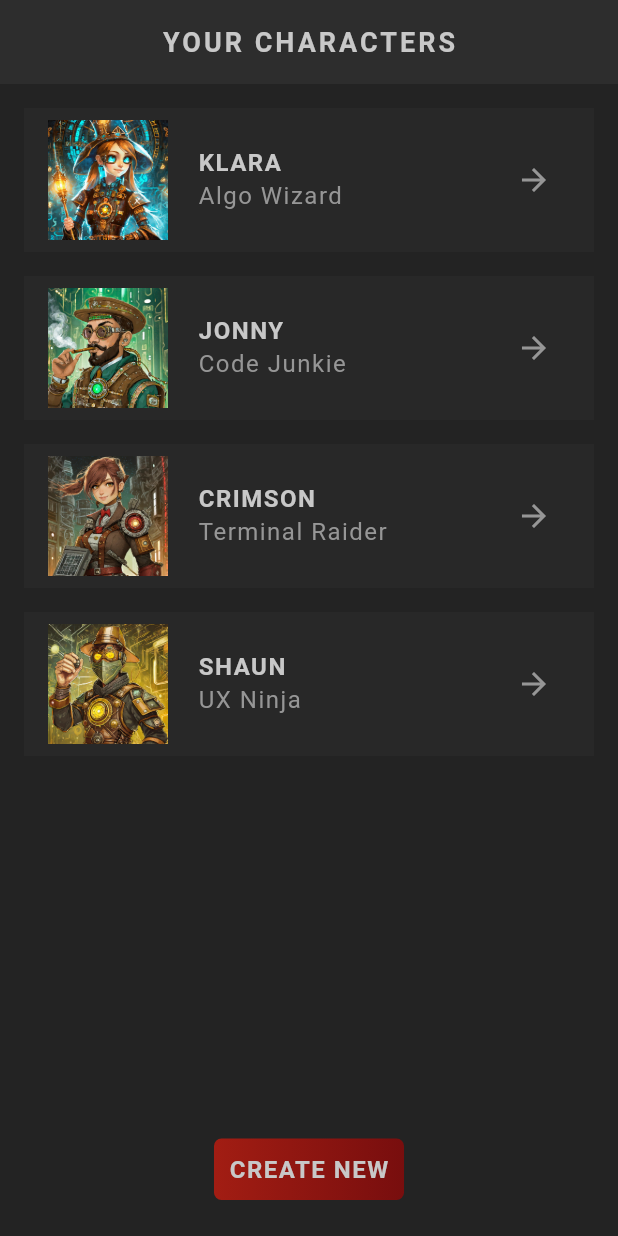
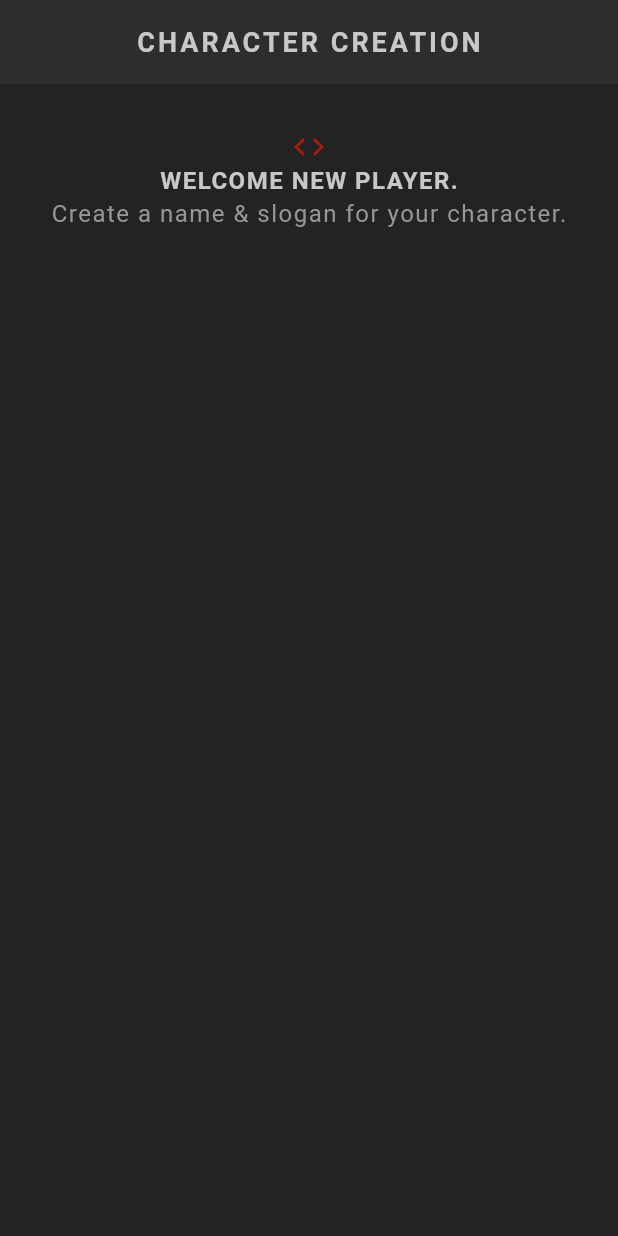
Before and after one commit to emagnu/flutter_rpg, a Flutter app: the screen it shows after launch, on a phone screen of 412 x 824 dp. Run offline on Flutter 3.47's test engine with Material 3 defaults, Android fonts, the phone set to English and light mode, and no system bars; our stand-ins replace google_fonts; Roboto replaces fonts that are missing (Kanit).

Commit message:
36 - Adding a Create Screen (6:27)

```diff
--- a/lib/main.dart
+++ b/lib/main.dart
@@ -2,7 +2,8 @@
 //  Import LIBRARIES
 import 'package:flutter/material.dart';
 //  Import FILES
-import 'screens/home_screen.dart';
+import 'screens/create/create_screen.dart';
+// import 'screens/home_screen.dart';
 import 'themes/theme.dart';
 //  //   ///
 
@@ -20,7 +21,8 @@
       debugShowCheckedModeBanner: false,
       // theme: ThemeData(colorScheme: ColorScheme.fromSeed(seedColor: Colors.indigo),useMaterial3: true,),
       theme: primaryTheme,
-      home: const HomeScreen(),
+      // home: const HomeScreen(),
+      home: const CreateScreen(),
     );
   }
 }
--- /dev/null
+++ b/lib/screens/create/create_screen.dart
@@ -0,0 +1,50 @@
+//  //   ///
+//  Import LIBRARIES
+import 'package:flutter/material.dart';
+import 'package:flutter_rpg/themes/theme.dart';
+//  Import FILES
+import '../../shared/styled_text.dart';
+//  //   ///
+
+class CreateScreen extends StatefulWidget {
+  const CreateScreen({super.key});
+
+  @override
+  _CreateScreenState createState() => _CreateScreenState();
+}
+
+class _CreateScreenState extends State<CreateScreen> {
+  @override
+  Widget build(BuildContext context) {
+    return Scaffold(
+      appBar: AppBar(
+        title: const StyledTitle('Character Creation'), centerTitle: true,
+        // elevation: 0,
+        // backgroundColor: Colors.transparent,
+      ),
+      body: Container(
+        padding: const EdgeInsets.symmetric(vertical: 30, horizontal: 20),
+        child: Column(
+          children: <Widget>[
+            // Welcome message
+            Center(
+              child: Icon(
+                Icons.code,
+                color: AppColors.primaryColor,
+              ),
+            ),
+            const Center(
+              child: StyledHeading('Welcome New Player.'),
+            ),
+            const Center(
+              child: StyledText('Create a name & slogan for your character.'),
+            ),
+            const SizedBox(height: 30),
+            // Character creation form
+            // ...
+          ],
+        ),
+      ),
+    );
+  }
+}
```
